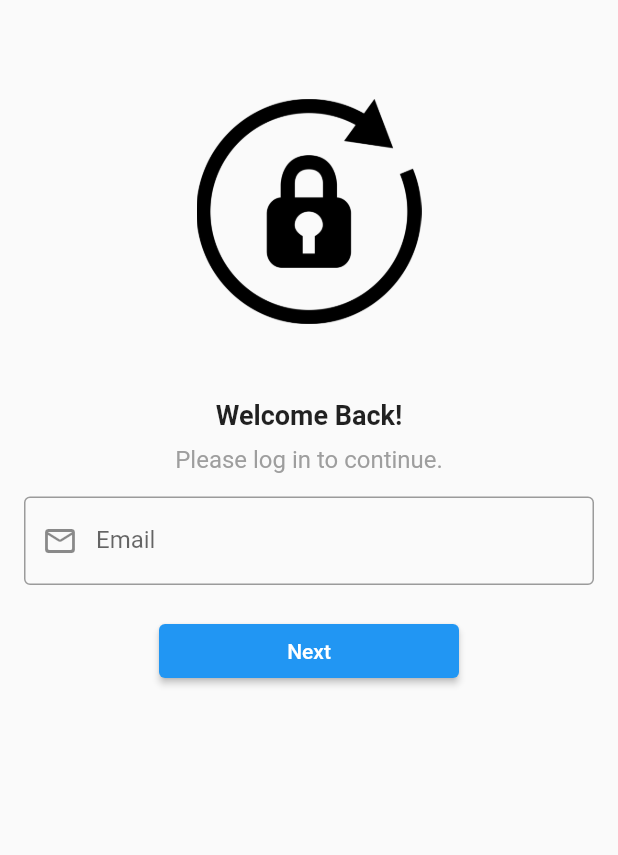
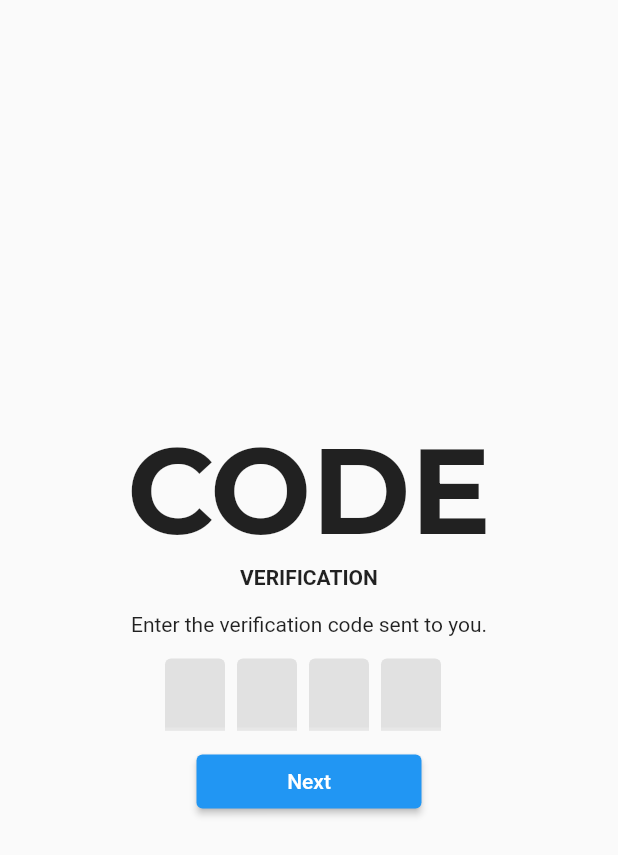
Before and after one commit to Malikah2/EksplorMoris, a Flutter app: the ForgetPasswordMailScreen screen opened directly, after a tap on "Next", on a phone screen of 412 x 824 dp. Shown: the top 855 px of the screen. Run offline on Flutter 3.47's test engine with Material 2 defaults, Android fonts, the phone set to English and light mode, and no system bars; drawn by our look-alikes of flutter_otp_text_field; our stand-ins replace firebase_core, get, google_fonts, ionicons; accounts and stored records are empty.

Commit message:
otp for email

```diff
--- /dev/null
+++ b/lib/pages/otp_screen.dart
@@ -0,0 +1,47 @@
+import 'package:flutter/material.dart';
+import 'package:flutter_otp_text_field/flutter_otp_text_field.dart';
+import 'package:google_fonts/google_fonts.dart';
+
+class OTPScreen extends StatelessWidget {
+  const OTPScreen ({Key? key}) : super(key: key);
+
+  @override
+  Widget build(BuildContext context) {
+    return Scaffold(
+      body: Container(
+        padding: const EdgeInsets.all(16),
+        child: Column(
+          mainAxisAlignment: MainAxisAlignment.center,
+          children:  [
+            Align(
+              alignment: Alignment.topCenter,
+
+            ),
+            Text("CODE", style: GoogleFonts.montserrat(
+              fontWeight: FontWeight.bold,
+              fontSize: 80.0,
+            ),),
+            Text("verification".toUpperCase(), style: TextStyle(fontWeight: FontWeight.bold,),),
+            const SizedBox(height: 15,),
+            Text("Enter the verification code sent to you.", textAlign: TextAlign.center, ),
+            const SizedBox(height: 15,),
+            OtpTextField(
+              numberOfFields: 4,
+              fillColor: Colors.black.withOpacity(0.1),
+              filled: true,
+              onSubmit: (code){ print("OTP is => $code");},
+            ),
+            const SizedBox(height: 10,),
+            SizedBox(
+              width: 150,
+              child: ElevatedButton(
+                  onPressed: () {},
+                  child: const Text("Next"),
+              ),
+            ),
+          ],
+        ),
+      ),
+    );
+  }
+}
--- a/lib/widgets/forget_password_mail.dart
+++ b/lib/widgets/forget_password_mail.dart
@@ -1,4 +1,8 @@
 import 'package:flutter/material.dart';
+import 'package:get/get.dart';
+import 'package:get/get_core/src/get_main.dart';
+
+import '../pages/otp_screen.dart';
 
 class ForgetPasswordMailScreen extends StatelessWidget {
   const ForgetPasswordMailScreen({Key? key}) : super(key: key);
@@ -22,7 +26,7 @@ class ForgetPasswordMailScreen extends StatelessWidget {
               ),
             ),
              // adding spacing between image and text
-            Text('Welcome Back!',
+            Text('Reset Via Email!',
               style: TextStyle(
                 fontSize: 18,
                 fontWeight: FontWeight.bold,
@@ -30,7 +34,7 @@ class ForgetPasswordMailScreen extends StatelessWidget {
             ),
             SizedBox(height: 10),
             Text(
-              'Please log in to continue.',
+              'Enter email address to continue.',
               style: TextStyle(
                 fontSize: 16,
                 color: Colors.grey,
@@ -52,7 +56,9 @@ class ForgetPasswordMailScreen extends StatelessWidget {
                   const SizedBox(height: 20.0,),
                   SizedBox(width: 200,
                     child: ElevatedButton(
-                        onPressed: () {},
+                        onPressed: () {
+                          Get.to(() => const OTPScreen());
+                        },
                         child: Text("Next")),
                   ),
                 ],
```
Also changed, not shown: pubspec.yaml (+6 -2 lines), lib/firebase_options.dart (added), pubspec.lock, 8 other files.
